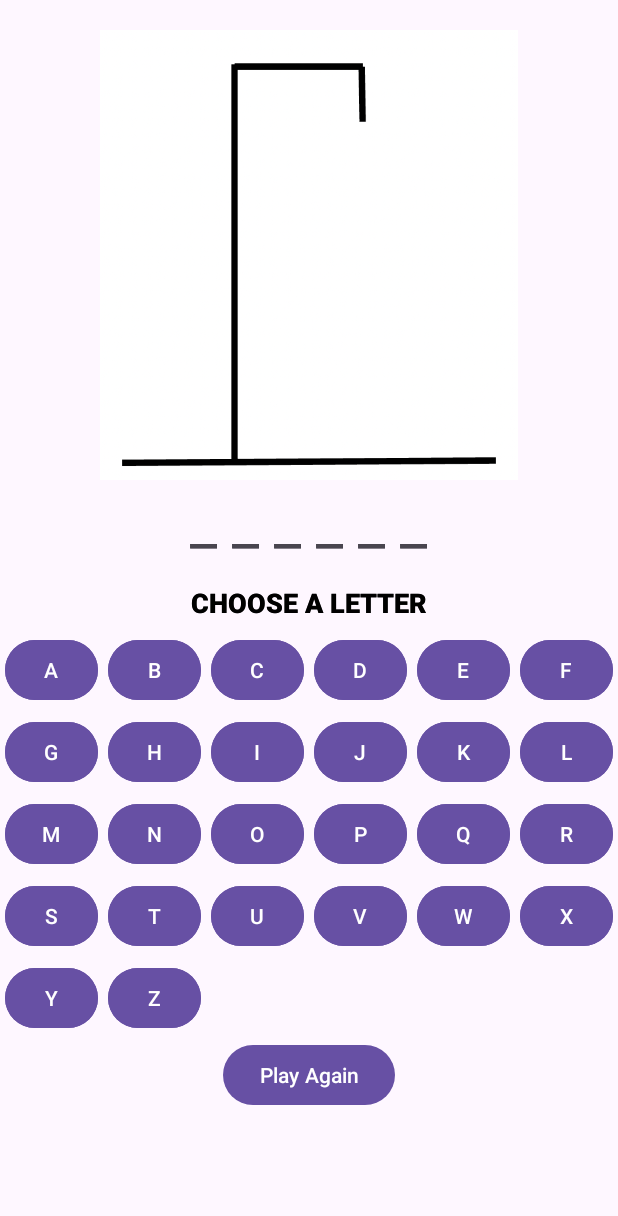
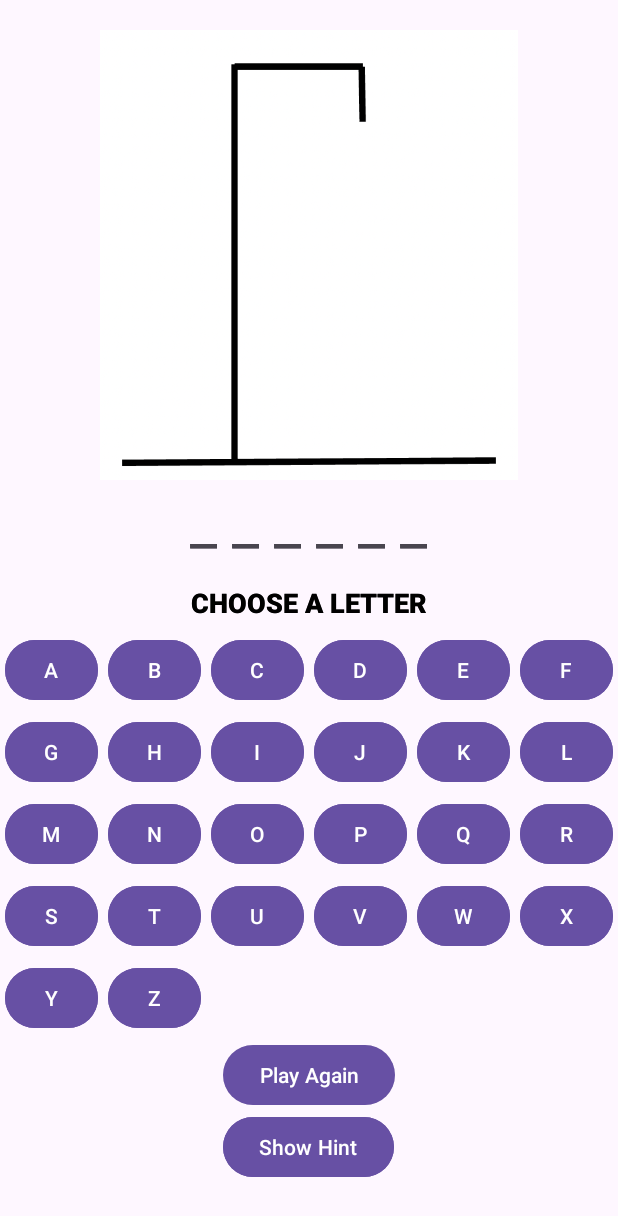
Before and after one commit to CS-501-TeamMSH/HW4-Q5, an Android app: the screen it shows after launch (MainActivity), on a phone screen of 412 x 824 dp. Shown: the top 1216 px of the screen. Run offline under Robolectric (Android 15) with nearby library versions, the phone set to English and light mode, and no system bars.

Commit message:
basic show hint button working

```diff
--- a/app/src/main/java/com/example/hw4_q5/Hangman.kt
+++ b/app/src/main/java/com/example/hw4_q5/Hangman.kt
@@ -55,4 +55,9 @@ class Hangman : Fragment() {
         hangmanImageView?.setImageResource(imageResource)
     }
 
+    fun resetHangman() {
+        val hangmanImageView = view?.findViewById<ImageView>(R.id.hangman)
+        hangmanImageView?.setImageResource(R.drawable.hangman1)
+    }
+
 }
--- a/app/src/main/java/com/example/hw4_q5/HangmanGame.kt
+++ b/app/src/main/java/com/example/hw4_q5/HangmanGame.kt
@@ -50,4 +50,5 @@ class HangmanGame() {
     fun getRemainingGuesses(): Int {
         return remainingGuesses
     }
+
 }
--- a/app/src/main/java/com/example/hw4_q5/Word.kt
+++ b/app/src/main/java/com/example/hw4_q5/Word.kt
@@ -47,4 +47,8 @@ class Word : Fragment() {
 
         wordView.text = updatedText.toString()
     }
+
+    fun resetDisplayedWord(word: String) {
+
+    }
 }
--- a/app/src/main/res/layout-land/activity_main.xml
+++ b/app/src/main/res/layout-land/activity_main.xml
@@ -51,4 +51,7 @@
         app:layout_constraintTop_toTopOf="parent"
         tools:layout="@layout/fragment_keyboard" />
 
+
+
+
 </androidx.constraintlayout.widget.ConstraintLayout>
--- a/app/src/main/res/layout/fragment_keyboard.xml
+++ b/app/src/main/res/layout/fragment_keyboard.xml
@@ -247,6 +247,7 @@
                 android:text="@string/z" />
         </GridLayout>
 
+
         <Button
             android:id="@+id/playAgainButton"
             android:layout_width="wrap_content"
@@ -254,7 +255,13 @@
             android:text="Play Again"
             android:layout_gravity="center_horizontal"
             android:onClick="playAgain" />
-
+        <Button
+            android:id="@+id/showHintButton"
+            android:layout_width="wrap_content"
+            android:layout_height="wrap_content"
+            android:text="Show Hint"
+            android:layout_gravity="center_horizontal"
+            android:onClick="showHint" />
 
 
     </LinearLayout>
```
Also changed, not shown: app/src/main/java/com/example/hw4_q5/MainActivity.kt (+72 -5 lines).
